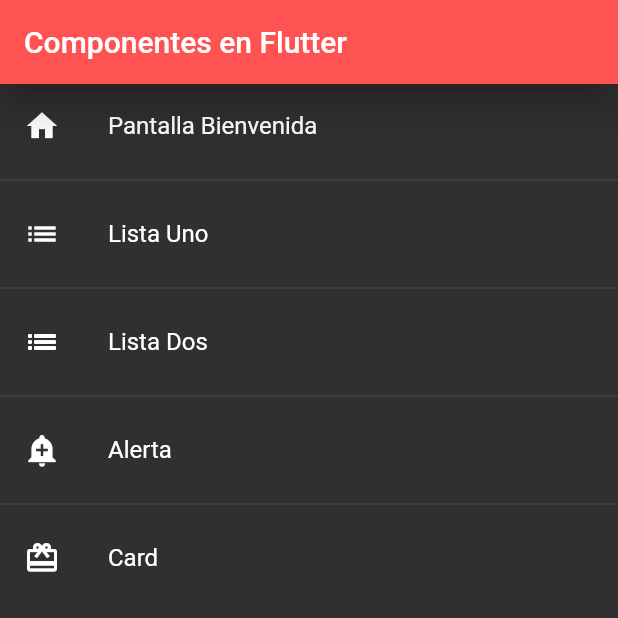
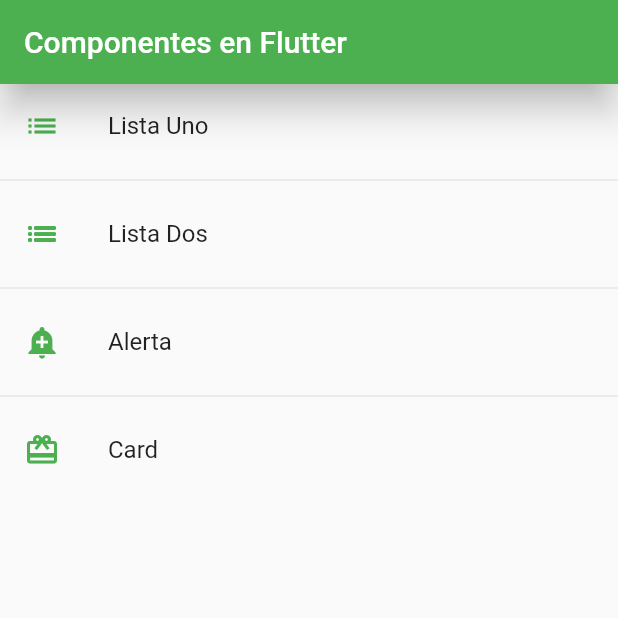
Before and after one commit to dayanescamilla/FlutterComponents, a Flutter app: the screen it shows after launch, on a phone screen of 412 x 824 dp, the top half of it. Run offline on Flutter 3.47's test engine with Material 2 defaults, Android fonts, the phone set to English and light mode, and no system bars.

Commit message:
Se agregaron las rutas del menu pricnipal

```diff
--- a/lib/main.dart
+++ b/lib/main.dart
@@ -1,5 +1,7 @@
 import 'package:flutter/material.dart';
 import 'package:flutter_components/router/app_routes.dart';
+import 'package:flutter_components/screens/screens.dart';
+import 'package:flutter_components/theme/app_theme.dart';
 
 // import 'package:flutter_components/screens/screens.dart';
 
@@ -13,14 +15,11 @@ class MyApp extends StatelessWidget {
     return MaterialApp(
       debugShowCheckedModeBanner: false,
       title: 'Material App',
-      //  home: const ListviewTwoScreen(),
-      initialRoute: AppRoutes.initalRoute,
+      home: const HomeScreen(),
+      //initialRoute: AppRoutes.initalRoute,
       routes: AppRoutes.getAppRoutes(),
       onGenerateRoute: AppRoutes.onGenerateRoute,
-      theme: ThemeData.dark().copyWith(
-        primaryColor: Colors.black,
-        appBarTheme: const AppBarTheme(color: Colors.redAccent),
-      ),
+      theme: AppTheme.ligthTheme,
     );
   }
 }
--- a/lib/router/app_routes.dart
+++ b/lib/router/app_routes.dart
@@ -4,14 +4,9 @@ import 'package:flutter_components/models/models.dart';
 import '../screens/screens.dart';
 
 class AppRoutes {
-  static const initalRoute = 'home';
+  static const initalRoute = HomeScreen();
 
   static final menuOptions = <MenuOptions>[
-    MenuOptions(
-        route: 'home',
-        icon: Icons.home,
-        name: 'Pantalla Bienvenida',
-        screen: const HomeScreen()),
     MenuOptions(
         route: 'listauno',
         icon: Icons.list,
--- a/lib/screens/home_screen.dart
+++ b/lib/screens/home_screen.dart
@@ -1,5 +1,6 @@
 import 'package:flutter/material.dart';
 import 'package:flutter_components/router/app_routes.dart';
+import 'package:flutter_components/theme/app_theme.dart';
 //import 'package:flutter_components/screens/listview_one_screen.dart';
 
 class HomeScreen extends StatelessWidget {
@@ -17,7 +18,8 @@ class HomeScreen extends StatelessWidget {
       body: ListView.separated(
           itemBuilder: (context, index) => ListTile(
                 title: Text(menuOpts[index].name),
-                leading: Icon(menuOpts[index].icon),
+                leading:
+                    Icon(menuOpts[index].icon, color: AppTheme.colorPrimario),
                 onTap: () {
                   // final route = MaterialPageRoute(
                   //   builder: (context) => const ListviewOneScreen(),
--- /dev/null
+++ b/lib/theme/app_theme.dart
@@ -0,0 +1,15 @@
+import 'package:flutter/material.dart';
+
+class AppTheme {
+  static const Color colorPrimario = Colors.green;
+
+  static final ThemeData ligthTheme = ThemeData.light().copyWith(
+    primaryColor: colorPrimario,
+    appBarTheme: const AppBarTheme(color: colorPrimario),
+  );
+
+  static final ThemeData darkTheme = ThemeData.dark().copyWith(
+    primaryColor: colorPrimario,
+    appBarTheme: const AppBarTheme(color: colorPrimario),
+  );
+}
```
